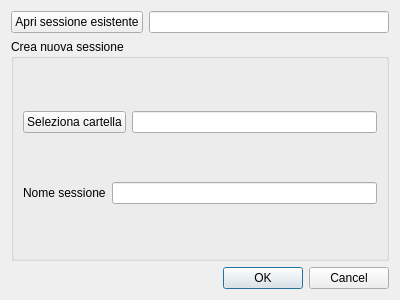
zorbaproject/Bran, file forms/sessione.ui: the form before one commit.
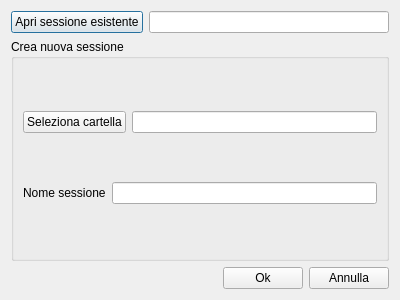
The form after the commit.

```diff
--- a/forms/sessione.ui
+++ b/forms/sessione.ui
@@ -66,14 +66,35 @@
     </widget>
    </item>
    <item>
-    <widget class="QDialogButtonBox" name="buttonBox">
-     <property name="orientation">
-      <enum>Qt::Horizontal</enum>
-     </property>
-     <property name="standardButtons">
-      <set>QDialogButtonBox::Cancel|QDialogButtonBox::Ok</set>
-     </property>
-    </widget>
+    <layout class="QHBoxLayout" name="horizontalLayout_4">
+     <item>
+      <spacer name="horizontalSpacer">
+       <property name="orientation">
+        <enum>Qt::Horizontal</enum>
+       </property>
+       <property name="sizeHint" stdset="0">
+        <size>
+         <width>40</width>
+         <height>20</height>
+        </size>
+       </property>
+      </spacer>
+     </item>
+     <item>
+      <widget class="QPushButton" name="ok">
+       <property name="text">
+        <string>Ok</string>
+       </property>
+      </widget>
+     </item>
+     <item>
+      <widget class="QPushButton" name="annulla">
+       <property name="text">
+        <string>Annulla</string>
+       </property>
+      </widget>
+     </item>
+    </layout>
    </item>
   </layout>
  </widget>
```
Left out of the diff: 35 changed lines with no effect on the pictures.
